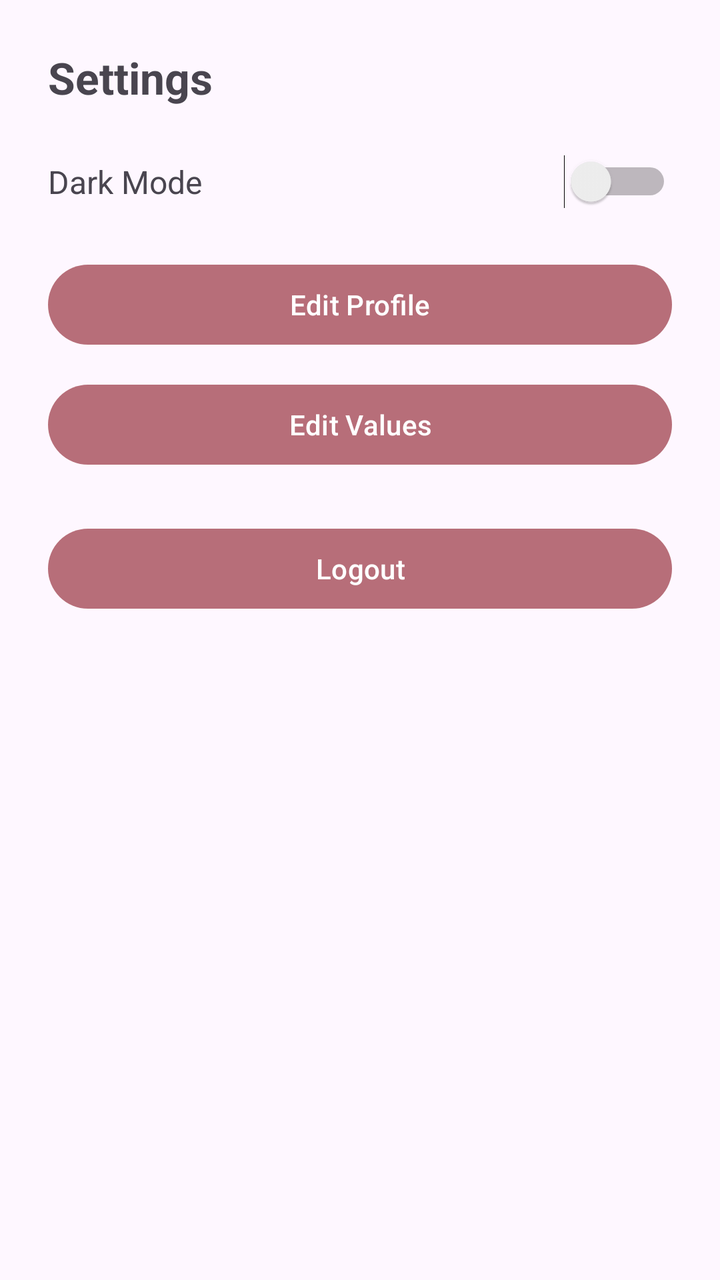
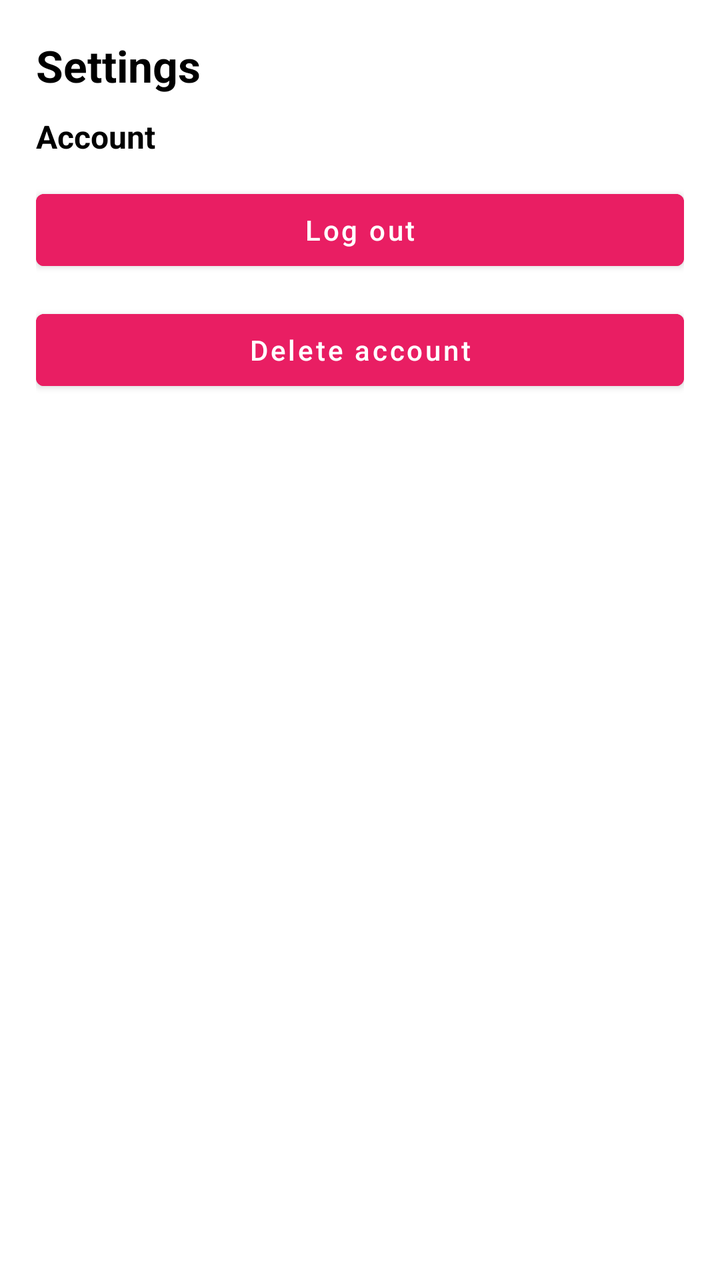

Before-and-after screenshots of an Android layout around one commit, followed by the original layout XML and the change that was made.
<!-- AndroidManifest.xml: application theme Theme.ValueMatch -->
<!-- res/layout/fragment_settings.xml -->
<LinearLayout xmlns:android="http://schemas.android.com/apk/res/android"
    android:orientation="vertical"
    android:layout_width="match_parent"
    android:layout_height="match_parent"
    android:padding="24dp">

    <TextView
        android:text="Settings"
        android:textSize="22sp"
        android:textStyle="bold"
        android:layout_marginBottom="24dp"
        android:layout_width="wrap_content"
        android:layout_height="wrap_content"/>

    <LinearLayout
        android:orientation="horizontal"
        android:layout_width="match_parent"
        android:layout_height="wrap_content"
        android:gravity="center_vertical">

        <TextView
            android:layout_width="0dp"
            android:layout_weight="1"
            android:text="Dark Mode"
            android:textSize="16sp"
            android:layout_height="wrap_content"/>

        <Switch
            android:id="@+id/darkModeSwitch"
            android:layout_width="wrap_content"
            android:layout_height="wrap_content"/>
    </LinearLayout>

    <Button
        android:id="@+id/editProfileBtn"
        android:text="Edit Profile"
        android:layout_marginTop="24dp"
        android:layout_width="match_parent"
        android:layout_height="wrap_content"/>

    <Button
        android:id="@+id/editValuesBtn"
        android:text="Edit Values"
        android:layout_marginTop="12dp"
        android:layout_width="match_parent"
        android:layout_height="wrap_content"/>

    <Button
        android:id="@+id/logoutBtn"
        android:text="Logout"
        android:layout_marginTop="24dp"
        android:layout_width="match_parent"
        android:layout_height="wrap_content"/>
</LinearLayout>
<!-- resources referenced by this layout -->
<resources>
  <style name="Theme.ValueMatch" parent="Theme.Material3.DayNight.NoActionBar">
          <item name="colorPrimary">@color/rose_gold</item>
          <item name="colorOnPrimary">@color/text_light</item>
  
          <item name="colorSecondary">@color/rose_gold</item>
          <item name="colorOnSecondary">@color/text_light</item>
  
          <item name="android:statusBarColor">@color/rose_gold</item>
      </style>
  <color name="rose_gold">#B76E79</color>
  <color name="text_light">#FFFFFF</color>
</resources>

<!-- the commit's change to res/layout/fragment_settings.xml (unified diff, before → after) -->
@@ -1,54 +1,51 @@
-<LinearLayout xmlns:android="http://schemas.android.com/apk/res/android"
-    android:orientation="vertical"
+<?xml version="1.0" encoding="utf-8"?>
+<ScrollView xmlns:android="http://schemas.android.com/apk/res/android"
     android:layout_width="match_parent"
     android:layout_height="match_parent"
-    android:padding="24dp">
-
-    <TextView
-        android:text="Settings"
-        android:textSize="22sp"
-        android:textStyle="bold"
-        android:layout_marginBottom="24dp"
-        android:layout_width="wrap_content"
-        android:layout_height="wrap_content"/>
+    android:background="@android:color/white">
 
     <LinearLayout
-        android:orientation="horizontal"
         android:layout_width="match_parent"
         android:layout_height="wrap_content"
-        android:gravity="center_vertical">
+        android:orientation="vertical"
+        android:padding="18dp">
 
         <TextView
-            android:layout_width="0dp"
-            android:layout_weight="1"
-            android:text="Dark Mode"
+            android:layout_width="wrap_content"
+            android:layout_height="wrap_content"
+            android:text="Settings"
+            android:textStyle="bold"
+            android:textSize="22sp"
+            android:textColor="@android:color/black" />
+
+        <TextView
+            android:layout_width="match_parent"
+            android:layout_height="wrap_content"
+            android:layout_marginTop="10dp"
+            android:text="Account"
+            android:textStyle="bold"
             android:textSize="16sp"
-            android:layout_height="wrap_content"/>
+            android:textColor="@android:color/black" />
 
-        <Switch
-            android:id="@+id/darkModeSwitch"
-            android:layout_width="wrap_content"
-            android:layout_height="wrap_content"/>
+        <Button
+            android:id="@+id/btnLogout"
+            android:layout_width="match_parent"
+            android:layout_height="wrap_content"
+            android:layout_marginTop="12dp"
+            android:text="Log out"
+            android:textAllCaps="false"
+            android:textColor="@android:color/white"
+            android:backgroundTint="#E91E63" />
+
+        <Button
+            android:id="@+id/btnDeleteAccount"
+            android:layout_width="match_parent"
+            android:layout_height="wrap_content"
+            android:layout_marginTop="12dp"
+            android:text="Delete account"
+            android:textAllCaps="false"
+            android:textColor="@android:color/white"
+            android:backgroundTint="#E91E63" />
+
     </LinearLayout>
-
-    <Button
-        android:id="@+id/editProfileBtn"
-        android:text="Edit Profile"
-        android:layout_marginTop="24dp"
-        android:layout_width="match_parent"
-        android:layout_height="wrap_content"/>
-
-    <Button
-        android:id="@+id/editValuesBtn"
-        android:text="Edit Values"
-        android:layout_marginTop="12dp"
-        android:layout_width="match_parent"
-        android:layout_height="wrap_content"/>
-
-    <Button
-        android:id="@+id/logoutBtn"
-        android:text="Logout"
-        android:layout_marginTop="24dp"
-        android:layout_width="match_parent"
-        android:layout_height="wrap_content"/>
-</LinearLayout>
+</ScrollView>
<!-- resource entries referenced after the edit -->
@@ -1,15 +1,21 @@
 <!-- resources referenced by this layout -->
 <resources>
-  <style name="Theme.ValueMatch" parent="Theme.Material3.DayNight.NoActionBar">
-          <item name="colorPrimary">@color/rose_gold</item>
-          <item name="colorOnPrimary">@color/text_light</item>
+  <style name="Theme.ValueMatch" parent="Theme.MaterialComponents.Light.NoActionBar">
   
-          <item name="colorSecondary">@color/rose_gold</item>
-          <item name="colorOnSecondary">@color/text_light</item>
+          <item name="colorPrimary">#E91E63</item>
+          <item name="colorPrimaryVariant">#E91E63</item>
+          <item name="colorSecondary">#E91E63</item>
+          <item name="colorOnPrimary">@android:color/white</item>
   
-          <item name="android:statusBarColor">@color/rose_gold</item>
+          <item name="android:windowBackground">@android:color/white</item>
+          <item name="android:textColorPrimary">@android:color/black</item>
+          <item name="android:textColorSecondary">@android:color/black</item>
+  
+          <item name="windowActionBar">false</item>
+          <item name="windowNoTitle">true</item>
+  
+          <item name="colorSurface">@android:color/white</item>
+          <item name="colorOnSurface">@android:color/black</item>
       </style>
-  <color name="rose_gold">#B76E79</color>
-  <color name="text_light">#FFFFFF</color>
 </resources>
 
